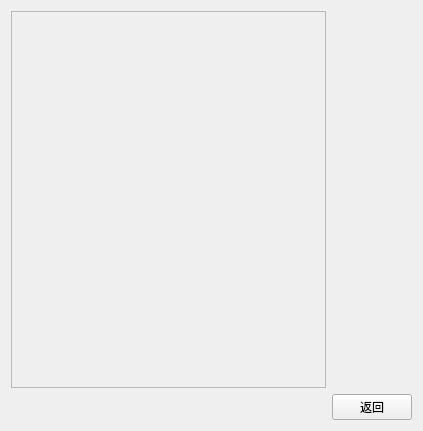
First picture: the form in imageprocessor/picform.ui, repository Briareu/digital_pic_process, before the edit.
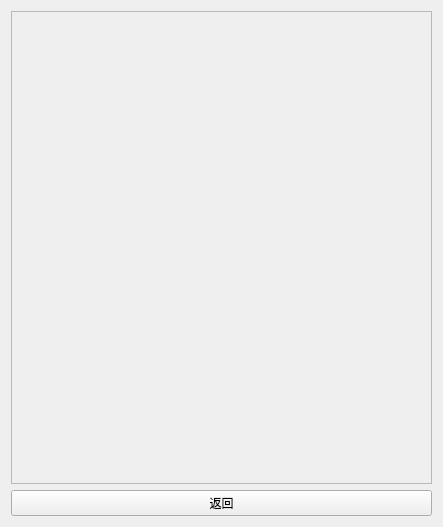
Second picture: the form after the edit.

The edit to the form file:
```diff
--- a/imageprocessor/picform.ui
+++ b/imageprocessor/picform.ui
@@ -6,14 +6,21 @@
    <rect>
     <x>0</x>
     <y>0</y>
-    <width>423</width>
-    <height>431</height>
+    <width>443</width>
+    <height>527</height>
    </rect>
   </property>
   <property name="windowTitle">
    <string>图像</string>
   </property>
   <layout class="QGridLayout" name="gridLayout_2">
+   <item row="1" column="0">
+    <widget class="QPushButton" name="pushButton">
+     <property name="text">
+      <string>返回</string>
+     </property>
+    </widget>
+   </item>
    <item row="0" column="0">
     <widget class="QScrollArea" name="scrollArea">
      <property name="widgetResizable">
@@ -24,29 +31,26 @@
        <rect>
         <x>0</x>
         <y>0</y>
-        <width>299</width>
-        <height>372</height>
+        <width>419</width>
+        <height>468</height>
        </rect>
       </property>
-      <layout class="QGridLayout" name="gridLayout">
-       <item row="0" column="0">
         <widget class="QLabel" name="picLabel">
+       <property name="geometry">
+        <rect>
+         <x>190</x>
+         <y>230</y>
+         <width>72</width>
+         <height>15</height>
+        </rect>
+       </property>
          <property name="text">
           <string/>
          </property>
         </widget>
-       </item>
-      </layout>
      </widget>
     </widget>
    </item>
-   <item row="1" column="1">
-    <widget class="QPushButton" name="pushButton">
-     <property name="text">
-      <string>返回</string>
-     </property>
-    </widget>
-   </item>
   </layout>
  </widget>
  <resources/>
```
Left out of the diff: 2 changed lines with no effect on the pictures. Lines whose indentation alone changed are shown as unchanged.
